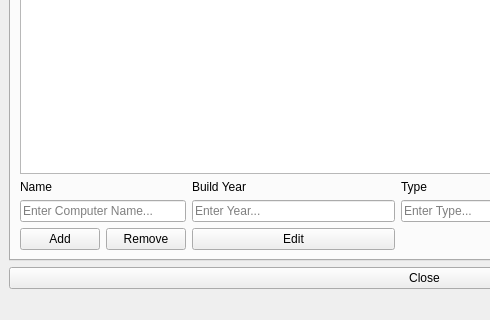
This is Verkefni3/displaywindow.ui in ivarmarkusson/Lokaverkefni as Qt 5 draws it before an edit; both pictures show x 0 to 490 and y 367 to 687 of the 849 by 687 pixel window. The edited form follows.
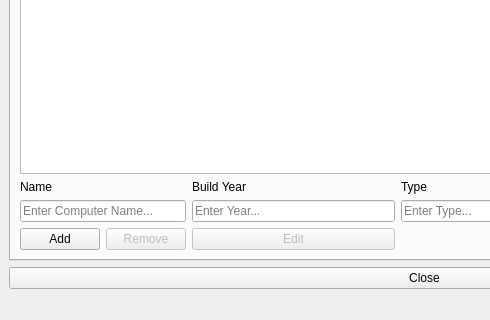
This is the edited form. The open tabs and pages were chosen to show the change.

What changed in the file:
```diff
--- a/Verkefni3/displaywindow.ui
+++ b/Verkefni3/displaywindow.ui
@@ -220,6 +220,9 @@
         </item>
         <item row="4" column="1">
          <widget class="QPushButton" name="pushButton_com_remove">
+          <property name="enabled">
+           <bool>false</bool>
+          </property>
           <property name="text">
            <string>Remove</string>
           </property>
@@ -227,6 +230,9 @@
         </item>
         <item row="4" column="2">
          <widget class="QPushButton" name="pushButton_com_edit">
+          <property name="enabled">
+           <bool>false</bool>
+          </property>
           <property name="text">
            <string>Edit</string>
           </property>
```
Left out of the diff: 6 changed lines with no effect on the pictures.
